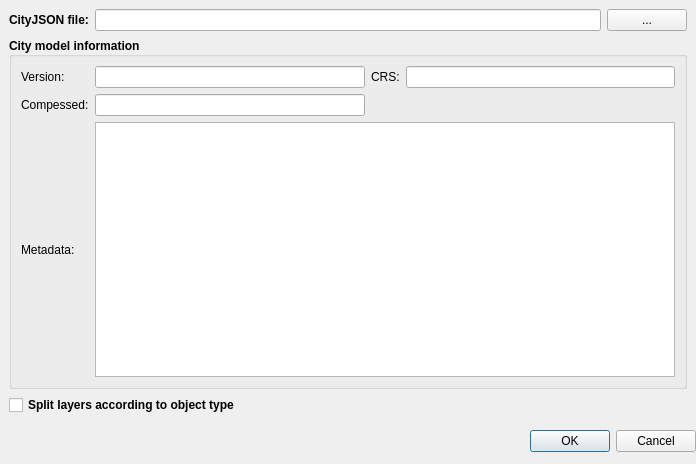
cityjson/cityjson-qgis-plugin, file cityjson_loader_dialog_base.ui: the form before one commit.
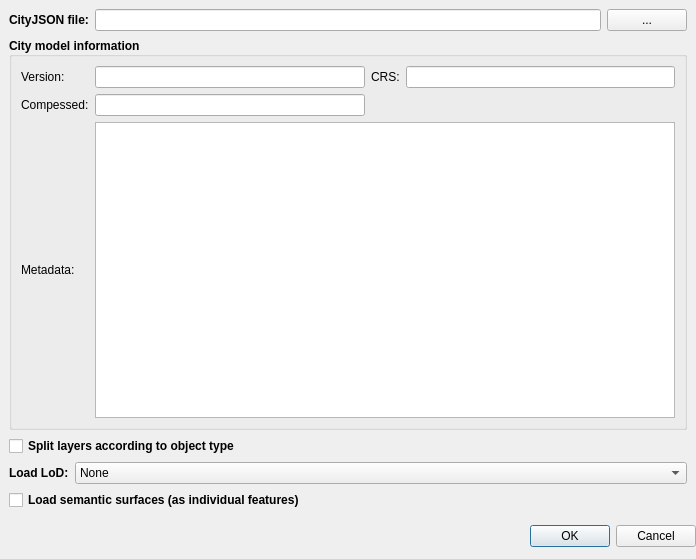
The form after the commit. Custom widgets are drawn as their Qt base class.

Commit message: Add options for LoD and semantics loading in UI

The edit to the form file:
```diff
--- a/cityjson_loader_dialog_base.ui
+++ b/cityjson_loader_dialog_base.ui
@@ -7,7 +7,7 @@
     <x>0</x>
     <y>0</y>
     <width>696</width>
-    <height>464</height>
+    <height>559</height>
    </rect>
   </property>
   <property name="windowTitle">
@@ -49,10 +49,10 @@
         <x>0</x>
         <y>0</y>
         <width>684</width>
-        <height>412</height>
+        <height>507</height>
        </rect>
       </property>
-      <layout class="QVBoxLayout" name="verticalLayout_2" stretch="0,1,0">
+      <layout class="QVBoxLayout" name="verticalLayout_2" stretch="0,1,0,0,0">
        <item>
         <layout class="QHBoxLayout" name="horizontalLayout">
          <item>
@@ -233,6 +233,55 @@
          </property>
         </widget>
        </item>
+       <item>
+        <layout class="QHBoxLayout" name="lodLoadingHorizontalLayout" stretch="0,1">
+         <item>
+          <widget class="QLabel" name="loDLoadingLabel">
+           <property name="font">
+            <font>
+             <weight>75</weight>
+             <bold>true</bold>
+            </font>
+           </property>
+           <property name="text">
+            <string>Load LoD:</string>
+           </property>
+          </widget>
+         </item>
+         <item>
+          <widget class="QComboBox" name="loDLoadingComboBox">
+           <item>
+            <property name="text">
+             <string>None</string>
+            </property>
+           </item>
+           <item>
+            <property name="text">
+             <string>As Attribute</string>
+            </property>
+           </item>
+           <item>
+            <property name="text">
+             <string>As Layers</string>
+            </property>
+           </item>
+          </widget>
+         </item>
+        </layout>
+       </item>
+       <item>
+        <widget class="QCheckBox" name="semanticsLoadingCheckBox">
+         <property name="font">
+          <font>
+           <weight>75</weight>
+           <bold>true</bold>
+          </font>
+         </property>
+         <property name="text">
+          <string>Load semantic surfaces (as individual features)</string>
+         </property>
+        </widget>
+       </item>
       </layout>
      </widget>
     </widget>
```
The commit also changes 1 other file.
